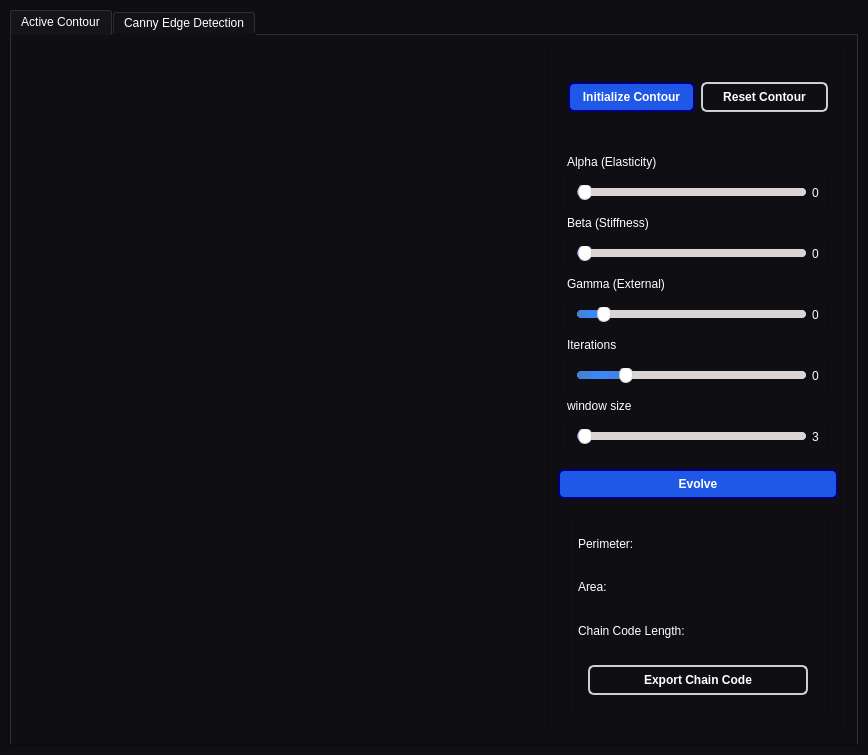
The window that UI.ui (Eagle-E-Y-E/Task2-Edge-Detection) describes before a commit, drawn with Qt 5.
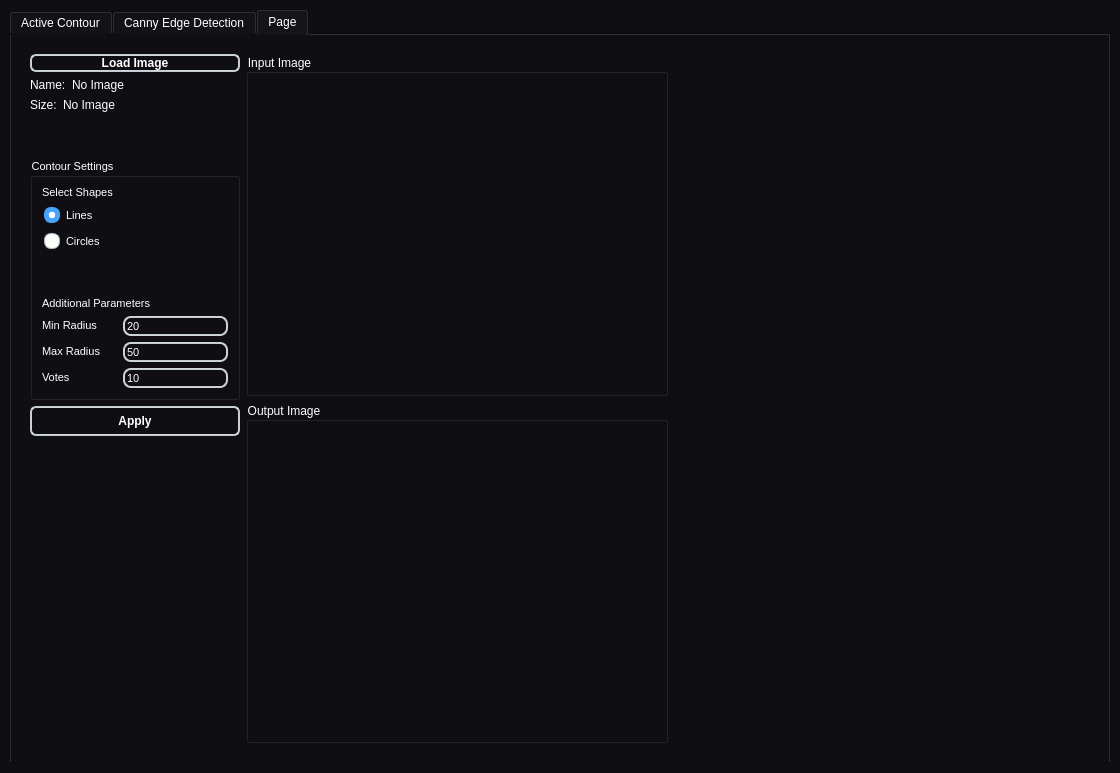
The same window after the commit. Icons and pictures are not drawn. Custom widgets are drawn as their Qt base class.

```diff
--- a/UI.ui
+++ b/UI.ui
@@ -6,8 +6,8 @@
    <rect>
     <x>0</x>
     <y>0</y>
-    <width>868</width>
-    <height>755</height>
+    <width>1120</width>
+    <height>773</height>
    </rect>
   </property>
   <property name="windowTitle">
@@ -374,7 +374,7 @@
        <string notr="true">color: rgb(255, 255, 255);</string>
       </property>
       <property name="currentIndex">
-       <number>0</number>
+       <number>2</number>
       </property>
       <widget class="QWidget" name="tab">
        <attribute name="title">
@@ -1036,11 +1036,523 @@
         </item>
        </layout>
       </widget>
+      <widget class="QWidget" name="tab_3">
+       <attribute name="title">
+        <string>Page</string>
+       </attribute>
+       <layout class="QHBoxLayout" name="horizontalLayout_16">
+        <item>
+         <widget class="QFrame" name="frame_17">
+          <property name="frameShape">
+           <enum>QFrame::StyledPanel</enum>
+          </property>
+          <property name="frameShadow">
+           <enum>QFrame::Raised</enum>
+          </property>
+          <layout class="QHBoxLayout" name="horizontalLayout_51">
+           <item>
+            <layout class="QGridLayout" name="gridLayout_56">
+             <item row="0" column="0">
+              <layout class="QVBoxLayout" name="verticalLayout_17">
+               <item>
+                <widget class="QPushButton" name="btn_load_7">
+                 <property name="sizePolicy">
+                  <sizepolicy hsizetype="Fixed" vsizetype="Fixed">
+                   <horstretch>0</horstretch>
+                   <verstretch>0</verstretch>
+                  </sizepolicy>
+                 </property>
+                 <property name="minimumSize">
+                  <size>
+                   <width>210</width>
+                   <height>0</height>
+                  </size>
+                 </property>
+                 <property name="maximumSize">
+                  <size>
+                   <width>210</width>
+                   <height>25</height>
+                  </size>
+                 </property>
+                 <property name="text">
+                  <string>Load Image</string>
+                 </property>
+                </widget>
+               </item>
+               <item>
+                <layout class="QHBoxLayout" name="horizontalLayout_46">
+                 <property name="sizeConstraint">
+                  <enum>QLayout::SetFixedSize</enum>
+                 </property>
+                 <item>
+                  <widget class="QLabel" name="label_55">
+                   <property name="sizePolicy">
+                    <sizepolicy hsizetype="Fixed" vsizetype="Fixed">
+                     <horstretch>0</horstretch>
+                     <verstretch>0</verstretch>
+                    </sizepolicy>
+                   </property>
+                   <property name="text">
+                    <string>Name:</string>
+                   </property>
+                  </widget>
+                 </item>
+                 <item>
+                  <widget class="QLabel" name="label_imgName_7">
+                   <property name="sizePolicy">
+                    <sizepolicy hsizetype="Fixed" vsizetype="Fixed">
+                     <horstretch>0</horstretch>
+                     <verstretch>0</verstretch>
+                    </sizepolicy>
+                   </property>
+                   <property name="maximumSize">
+                    <size>
+                     <width>210</width>
+                     <height>25</height>
+                    </size>
+                   </property>
+                   <property name="text">
+                    <string>No Image</string>
+                   </property>
+                  </widget>
+                 </item>
+                </layout>
+               </item>
+               <item>
+                <layout class="QHBoxLayout" name="horizontalLayout_47">
+                 <item>
+                  <widget class="QLabel" name="label_56">
+                   <property name="sizePolicy">
+                    <sizepolicy hsizetype="Fixed" vsizetype="Fixed">
+                     <horstretch>0</horstretch>
+                     <verstretch>0</verstretch>
+                    </sizepolicy>
+                   </property>
+                   <property name="text">
+                    <string>Size:</string>
+                   </property>
+                  </widget>
+                 </item>
+                 <item>
+                  <widget class="QLabel" name="label_imgSize_7">
+                   <property name="sizePolicy">
+                    <sizepolicy hsizetype="Fixed" vsizetype="Fixed">
+                     <horstretch>0</horstretch>
+                     <verstretch>0</verstretch>
+                    </sizepolicy>
+                   </property>
+                   <property name="maximumSize">
+                    <size>
+                     <width>210</width>
+                     <height>25</height>
+                    </size>
+                   </property>
+                   <property name="text">
+                    <string>No Image</string>
+                   </property>
+                  </widget>
+                 </item>
+                </layout>
+               </item>
+               <item>
+                <spacer name="verticalSpacer_33">
+                 <property name="orientation">
+                  <enum>Qt::Vertical</enum>
+                 </property>
+                 <property name="sizeType">
+                  <enum>QSizePolicy::Fixed</enum>
+                 </property>
+                 <property name="sizeHint" stdset="0">
+                  <size>
+                   <width>20</width>
+                   <height>40</height>
+                  </size>
+                 </property>
+                </spacer>
+               </item>
+               <item>
+                <widget class="QGroupBox" name="hough_settings_layout_2">
+                 <property name="enabled">
+                  <bool>false</bool>
+                 </property>
+                 <property name="sizePolicy">
+                  <sizepolicy hsizetype="Fixed" vsizetype="Fixed">
+                   <horstretch>0</horstretch>
+                   <verstretch>0</verstretch>
+                  </sizepolicy>
+                 </property>
+                 <property name="maximumSize">
+                  <size>
+                   <width>210</width>
+                   <height>16777215</height>
+                  </size>
+                 </property>
+                 <property name="font">
+                  <font>
+                   <pointsize>8</pointsize>
+                  </font>
+                 </property>
+                 <property name="title">
+                  <string>Contour Settings</string>
+                 </property>
+                 <layout class="QGridLayout" name="gridLayout_32">
+                  <item row="0" column="0">
+                   <layout class="QGridLayout" name="gridLayout_33">
+                    <item row="0" column="0">
+                     <layout class="QVBoxLayout" name="verticalLayout_18">
+                      <item>
+                       <widget class="QLabel" name="label_31">
+                        <property name="sizePolicy">
+                         <sizepolicy hsizetype="Fixed" vsizetype="Fixed">
+                          <horstretch>0</horstretch>
+                          <verstretch>0</verstretch>
+                         </sizepolicy>
+                        </property>
+                        <property name="maximumSize">
+                         <size>
+                          <width>210</width>
+                          <height>16777215</height>
+                         </size>
+                        </property>
+                        <property name="text">
+                         <string>Select Shapes</string>
+                        </property>
+                       </widget>
+                      </item>
+                      <item>
+                       <widget class="QRadioButton" name="radioButton_lines_2">
+                        <property name="text">
+                         <string>Lines</string>
+                        </property>
+                        <property name="checked">
+                         <bool>true</bool>
+                        </property>
+                       </widget>
+                      </item>
+                      <item>
+                       <widget class="QRadioButton" name="radioButton_circles_2">
+                        <property name="text">
+                         <string>Circles</string>
+                        </property>
+                       </widget>
+                      </item>
+                     </layout>
+                    </item>
+                    <item row="2" column="0">
+                     <layout class="QVBoxLayout" name="verticalLayout_19">
+                      <item>
+                       <widget class="QLabel" name="label_32">
+                        <property name="sizePolicy">
+                         <sizepolicy hsizetype="Fixed" vsizetype="Fixed">
+                          <horstretch>0</horstretch>
+                          <verstretch>0</verstretch>
+                         </sizepolicy>
+                        </property>
+                        <property name="maximumSize">
+                         <size>
+                          <width>210</width>
+                          <height>16777215</height>
+                         </size>
+                        </property>
+                        <property name="text">
+                         <string>Additional Parameters</string>
+                        </property>
+                       </widget>
+                      </item>
+                      <item>
+                       <layout class="QHBoxLayout" name="horizontalLayout_48">
+                        <item>
+                         <widget class="QLabel" name="label_33">
+                          <property name="sizePolicy">
+                           <sizepolicy hsizetype="Fixed" vsizetype="Fixed">
+                            <horstretch>0</horstretch>
+                            <verstretch>0</verstretch>
+                           </sizepolicy>
+                          </property>
+                          <property name="minimumSize">
+                           <size>
+                            <width>75</width>
+                            <height>0</height>
+                           </size>
+                          </property>
+                          <property name="maximumSize">
+                           <size>
+                            <width>210</width>
+                            <height>16777215</height>
+                           </size>
+                          </property>
+                          <property name="text">
+                           <string>Min Radius</string>
+                          </property>
+                         </widget>
+                        </item>
+                        <item>
+                         <widget class="QLineEdit" name="text_min_radius_2">
+                          <property name="maximumSize">
+                           <size>
+                            <width>210</width>
+                            <height>16777215</height>
+                           </size>
+                          </property>
+                          <property name="text">
+                           <string>20</string>
+                          </property>
+                         </widget>
+                        </item>
+                       </layout>
+                      </item>
+                      <item>
+                       <layout class="QHBoxLayout" name="horizontalLayout_49">
+                        <item>
+                         <widget class="QLabel" name="label_34">
+                          <property name="sizePolicy">
+                           <sizepolicy hsizetype="Fixed" vsizetype="Fixed">
+                            <horstretch>0</horstretch>
+                            <verstretch>0</verstretch>
+                           </sizepolicy>
+                          </property>
+                          <property name="minimumSize">
+                           <size>
+                            <width>75</width>
+                            <height>0</height>
+                           </size>
+                          </property>
+                          <property name="maximumSize">
+                           <size>
+                            <width>210</width>
+                            <height>16777215</height>
+                           </size>
+                          </property>
+                          <property name="text">
+                           <string>Max Radius</string>
+                          </property>
+                         </widget>
+                        </item>
+                        <item>
+                         <widget class="QLineEdit" name="text_max_radius_2">
+                          <property name="maximumSize">
+                           <size>
+                            <width>210</width>
+                            <height>16777215</height>
+                           </size>
+                          </property>
+                          <property name="text">
+                           <string>50</string>
+                          </property>
+                         </widget>
+                        </item>
+                       </layout>
+                      </item>
+                     </layout>
+                    </item>
+                    <item row="1" column="0">
+                     <spacer name="verticalSpacer_35">
+                      <property name="orientation">
+                       <enum>Qt::Vertical</enum>
+                      </property>
+                      <property name="sizeType">
+                       <enum>QSizePolicy::Fixed</enum>
+                      </property>
+                      <property name="sizeHint" stdset="0">
+                       <size>
+                        <width>20</width>
+                        <height>40</height>
+                       </size>
+                      </property>
+                     </spacer>
+                    </item>
+                    <item row="3" column="0">
+                     <layout class="QHBoxLayout" name="horizontalLayout_50">
+                      <item>
+                       <widget class="QLabel" name="label_40">
+                        <property name="sizePolicy">
+                         <sizepolicy hsizetype="Fixed" vsizetype="Fixed">
+                          <horstretch>0</horstretch>
+                          <verstretch>0</verstretch>
+                         </sizepolicy>
+                        </property>
+                        <property name="minimumSize">
+                         <size>
+                          <width>75</width>
+                          <height>0</height>
+                         </size>
+                        </property>
+                        <property name="maximumSize">
+                         <size>
+                          <width>210</width>
+                          <height>16777215</height>
+                         </size>
+                        </property>
+                        <property name="text">
+                         <string>Votes</string>
+                        </property>
+                       </widget>
+                      </item>
+                      <item>
+                       <widget class="QLineEdit" name="text_votes_2">
+                        <property name="maximumSize">
+                         <size>
+                          <width>210</width>
+                          <height>16777215</height>
+                         </size>
+                        </property>
+                        <property name="text">
+                         <string>10</string>
+                        </property>
+                       </widget>
+                      </item>
+                     </layout>
+                    </item>
+                   </layout>
+                  </item>
+                 </layout>
+                </widget>
+               </item>
+               <item>
+                <widget class="QPushButton" name="btn_hough_2">
+                 <property name="enabled">
+                  <bool>false</bool>
+                 </property>
+                 <property name="sizePolicy">
+                  <sizepolicy hsizetype="Fixed" vsizetype="Maximum">
+                   <horstretch>0</horstretch>
+                   <verstretch>0</verstretch>
+                  </sizepolicy>
+                 </property>
+                 <property name="minimumSize">
+                  <size>
+                   <width>210</width>
+                   <height>30</height>
+                  </size>
+                 </property>
+                 <property name="maximumSize">
+                  <size>
+                   <width>210</width>
+                   <height>30</height>
+                  </size>
+                 </property>
+                 <property name="text">
+                  <string>Apply</string>
+                 </property>
+                </widget>
+               </item>
+               <item>
+                <spacer name="verticalSpacer_36">
+                 <property name="orientation">
+                  <enum>Qt::Vertical</enum>
+                 </property>
+                 <property name="sizeHint" stdset="0">
+                  <size>
+                   <width>20</width>
+                   <height>40</height>
+                  </size>
+                 </property>
+                </spacer>
+               </item>
+              </layout>
+             </item>
+             <item row="0" column="1">
+              <layout class="QGridLayout" name="gridLayout_57">
+               <item row="0" column="0">
+                <layout class="QGridLayout" name="gridLayout_58">
+                 <item row="0" column="0">
+                  <widget class="QGroupBox" name="groupBox_27">
+                   <property name="sizePolicy">
+                    <sizepolicy hsizetype="Expanding" vsizetype="Expanding">
+                     <horstretch>0</horstretch>
+                     <verstretch>0</verstretch>
+                    </sizepolicy>
+                   </property>
+                   <property name="maximumSize">
+                    <size>
+                     <width>750</width>
+                     <height>16777215</height>
+                    </size>
+                   </property>
+                   <property name="title">
+                    <string>Input Image</string>
+                   </property>
+                   <layout class="QGridLayout" name="gridLayout_59">
+                    <item row="0" column="0">
+                     <widget class="ImageView" name="img4_input_2" native="true"/>
+                    </item>
+                   </layout>
+                  </widget>
+                 </item>
+                 <item row="1" column="0">
+                  <widget class="QGroupBox" name="groupBox_28">
+                   <property name="sizePolicy">
+                    <sizepolicy hsizetype="Expanding" vsizetype="Expanding">
+                     <horstretch>0</horstretch>
+                     <verstretch>0</verstretch>
+                    </sizepolicy>
+                   </property>
+                   <property name="maximumSize">
+                    <size>
+                     <width>750</width>
+                     <height>16777215</height>
+                    </size>
+                   </property>
+                   <property name="title">
+                    <string>Output Image</string>
+                   </property>
+                   <layout class="QGridLayout" name="gridLayout_60">
+                    <item row="0" column="0">
+                     <widget class="ImageView" name="img4_output_2" native="true"/>
+                    </item>
+                   </layout>
+                  </widget>
+                 </item>
+                 <item row="0" column="1">
+                  <spacer name="horizontalSpacer_3">
+                   <property name="orientation">
+                    <enum>Qt::Horizontal</enum>
+                   </property>
+                   <property name="sizeHint" stdset="0">
+                    <size>
+                     <width>40</width>
+                     <height>20</height>
+                    </size>
+                   </property>
+                  </spacer>
+                 </item>
+                 <item row="1" column="1">
+                  <spacer name="horizontalSpacer_6">
+                   <property name="orientation">
+                    <enum>Qt::Horizontal</enum>
+                   </property>
+                   <property name="sizeHint" stdset="0">
+                    <size>
+                     <width>40</width>
+                     <height>20</height>
+                    </size>
+                   </property>
+                  </spacer>
+                 </item>
+                </layout>
+               </item>
+              </layout>
+             </item>
+            </layout>
+           </item>
+          </layout>
+         </widget>
+        </item>
+       </layout>
+      </widget>
      </widget>
     </item>
    </layout>
   </widget>
  </widget>
+ <customwidgets>
+  <customwidget>
+   <class>ImageView</class>
+   <extends>QWidget</extends>
+   <header>pyqtgraph.h</header>
+   <container>1</container>
+  </customwidget>
+ </customwidgets>
  <resources/>
  <connections/>
 </ui>
```
